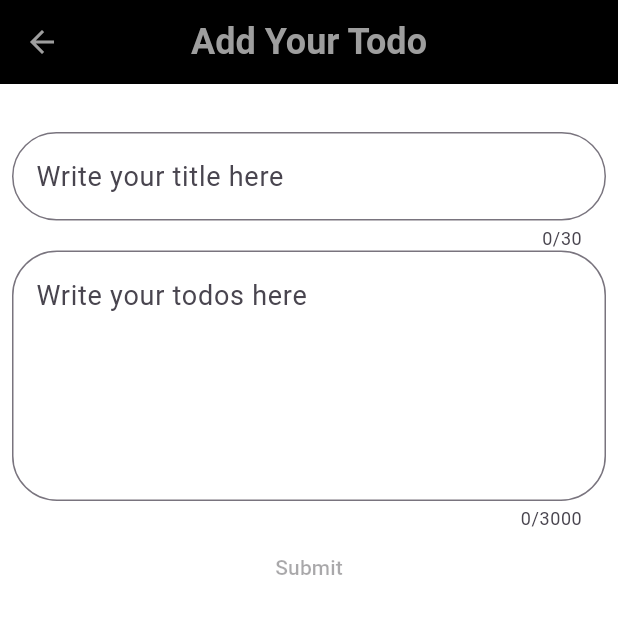
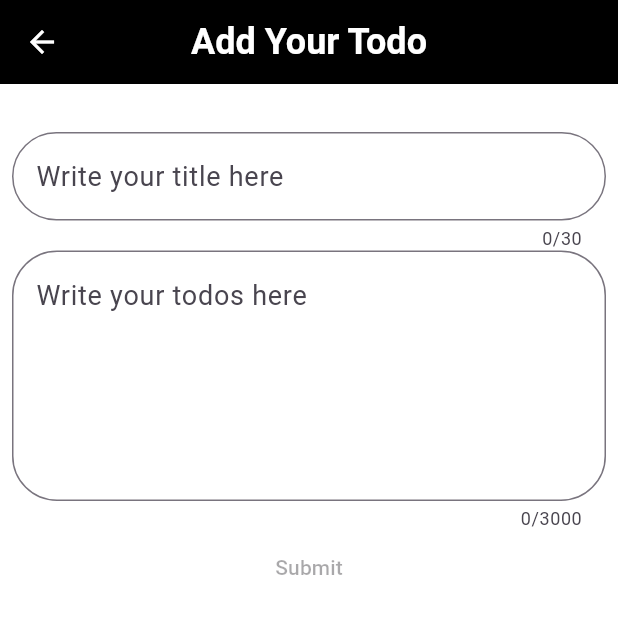
Before and after one commit to Rawezh-Tariq/todo_app, a Flutter app: the screen it shows once a user with an empty profile is signed in, after a tap on the "add" icon, on a phone screen of 412 x 824 dp, the top half of it. Run offline on Flutter 3.47's test engine with Material 3 defaults, Android fonts, the phone set to English and light mode, and no system bars; our stand-ins replace flutter_riverpod, go_router, supabase_flutter; accounts and stored records are empty.

Commit message:
near finish.

```diff
--- a/lib/pages/auth_page.dart
+++ b/lib/pages/auth_page.dart
@@ -1,6 +1,7 @@
 import 'package:flutter/material.dart';
 import 'package:flutter_riverpod/flutter_riverpod.dart';
 import 'package:todoapp/providers/auth_provider.dart';
+import 'package:todoapp/providers/todos_provider.dart';
 import 'package:todoapp/tools/theme.dart';
 
 class SignUp extends ConsumerStatefulWidget {
@@ -77,10 +78,12 @@ class _SignUpState extends ConsumerState<SignUp> {
                                   _passwordController.text)
                               : auth.signIn(_emailController.text,
                                   _passwordController.text);
+                          ref.invalidate(todosProvider);
                         }
                       : null,
                   child: Text(isItSignUp ? 'Sign Up' : 'Sign In',
-                      style: myTheme.textTheme.bodySmall),
+                      style: myTheme.textTheme.bodySmall!
+                          .copyWith(color: Colors.white)),
                 ),
                 TextButton(
                   child: Text(isItSignUp ? 'Sign In' : 'Sign Up',
--- a/lib/pages/todo_page.dart
+++ b/lib/pages/todo_page.dart
@@ -28,7 +28,7 @@ class _State extends ConsumerState<TodoPage> {
         ),
         actions: [
           Checkbox(
-            side: myTheme.checkboxTheme.side!.copyWith(color: Colors.black),
+            side: myTheme.checkboxTheme.side,
             value: todo.togglecheck,
             onChanged: (_) {
               todoProvider.togglecheck(todo.todoId);
@@ -53,14 +53,18 @@ class _State extends ConsumerState<TodoPage> {
                         context.go(
                             '/editTodo/${todo.title}/${todo.body}/${todo.todoId}');
                       },
-                      child: Text('edit', style: myTheme.textTheme.bodySmall),
+                      child: Text('edit',
+                          style: myTheme.textTheme.bodySmall!
+                              .copyWith(color: Colors.white)),
                     ),
                     ElevatedButton(
                       onPressed: () {
                         todoProvider.deleteTodo(todo.todoId);
                         context.go('/');
                       },
-                      child: Text('delet', style: myTheme.textTheme.bodySmall),
+                      child: Text('delet',
+                          style: myTheme.textTheme.bodySmall!
+                              .copyWith(color: Colors.white)),
                     ),
                   ],
                 ),
--- a/lib/providers/todos_provider.dart
+++ b/lib/providers/todos_provider.dart
@@ -1,6 +1,5 @@
 import 'package:flutter_riverpod/flutter_riverpod.dart';
 import 'package:supabase_flutter/supabase_flutter.dart';
-import 'package:todoapp/providers/auth_provider.dart';
 import 'package:todoapp/tools/todo.dart';
 import 'package:uuid/uuid.dart';
 
@@ -19,20 +18,18 @@ final todoProviderFamily = StateProviderFamily(
 class MyTodos extends AsyncNotifier<List<Todo>> {
   @override
   Future<List<Todo>> build() async {
-    final auth = ref.watch(authProvider.notifier);
-
-    final supabaseTodos = await Supabase.instance.client.from('todos').select();
-    final todos = supabaseTodos
-        .map((e) => Todo.fromMap(e))
-        .where((element) => element.userId == auth.userId)
-        .toList();
+    final userId = Supabase.instance.client.auth.currentUser?.id;
+    final supabaseTodos = await Supabase.instance.client
+        .from('todos')
+        .select()
+        .eq('user_id ', '$userId');
+    final todos = supabaseTodos.map((e) => Todo.fromMap(e)).toList();
 
     return todos;
   }
 
   Future<void> addTodo(String title, String body, String userId) async {
     state = const AsyncLoading();
-
     state = await AsyncValue.guard(() async {
       final newTodo = Todo(
           title: title,
@@ -50,7 +47,7 @@ class MyTodos extends AsyncNotifier<List<Todo>> {
   }
 
   Future<void> deleteTodo(String todoId) async {
-    //state = const AsyncLoading();
+    state = const AsyncLoading();
     state = await AsyncValue.guard(() async {
       await Supabase.instance.client
           .from('todos')
--- a/lib/tools/theme.dart
+++ b/lib/tools/theme.dart
@@ -3,9 +3,9 @@ import 'package:flutter/material.dart';
 ThemeData myTheme = ThemeData(
   appBarTheme: const AppBarTheme(
     backgroundColor: Colors.black,
-    iconTheme: IconThemeData(color: Colors.grey),
+    iconTheme: IconThemeData(color: Colors.white),
     titleTextStyle: TextStyle(
-      color: Colors.grey,
+      color: Colors.white,
       fontSize: 24,
       fontWeight: FontWeight.bold,
     ),
@@ -14,39 +14,40 @@ ThemeData myTheme = ThemeData(
   scaffoldBackgroundColor: Colors.white,
   textTheme: const TextTheme(
     titleLarge: TextStyle(
-        color: Colors.grey, fontSize: 24, fontWeight: FontWeight.bold),
-    bodyLarge: TextStyle(color: Colors.grey, fontSize: 18),
+        color: Colors.black, fontSize: 24, fontWeight: FontWeight.bold),
+    bodyLarge: TextStyle(color: Colors.black, fontSize: 18),
   ),
   listTileTheme: const ListTileThemeData(
-    iconColor: Colors.grey,
+    iconColor: Colors.black,
     titleTextStyle: TextStyle(
       overflow: TextOverflow.ellipsis,
-      color: Colors.grey,
+      color: Colors.black,
       fontSize: 24,
     ),
     subtitleTextStyle: TextStyle(
       overflow: TextOverflow.ellipsis,
-      color: Colors.grey,
+      color: Colors.black,
       fontSize: 14,
     ),
   ),
   checkboxTheme: const CheckboxThemeData(
-    checkColor: MaterialStatePropertyAll(Colors.black),
-    fillColor: MaterialStatePropertyAll(Colors.grey),
-    side: BorderSide(color: Colors.grey),
+    checkColor: MaterialStatePropertyAll(Colors.white),
+    fillColor: MaterialStatePropertyAll(Colors.black),
+    side: BorderSide(color: Colors.white),
   ),
-  dividerTheme: const DividerThemeData(color: Colors.grey, thickness: 1),
+  dividerTheme: const DividerThemeData(color: Colors.black, thickness: 1),
   elevatedButtonTheme: const ElevatedButtonThemeData(
     style: ButtonStyle(
-      backgroundColor: MaterialStatePropertyAll(Colors.grey),
-      foregroundColor: MaterialStatePropertyAll(Colors.grey),
+      backgroundColor: MaterialStatePropertyAll(Colors.black),
+      foregroundColor: MaterialStatePropertyAll(Colors.white),
       side: MaterialStatePropertyAll(
         BorderSide(color: Colors.black, width: 1),
       ),
     ),
   ),
   floatingActionButtonTheme: const FloatingActionButtonThemeData(
-    backgroundColor: Colors.grey,
+    backgroundColor: Colors.black,
+    foregroundColor: Colors.white,
     iconSize: 24,
   ),
 );
--- a/lib/widgets/todo_list_widget.dart
+++ b/lib/widgets/todo_list_widget.dart
@@ -41,7 +41,7 @@ class TodosList extends ConsumerWidget {
                           },
                           child: GestureDetector(
                             onTap: () {
-                              context.go('/todo/${todo.todoId}', extra: 'kk');
+                              context.go('/todo/${todo.todoId}');
                             },
                             child: ListTile(
                               title: Text(todo.title),
```
